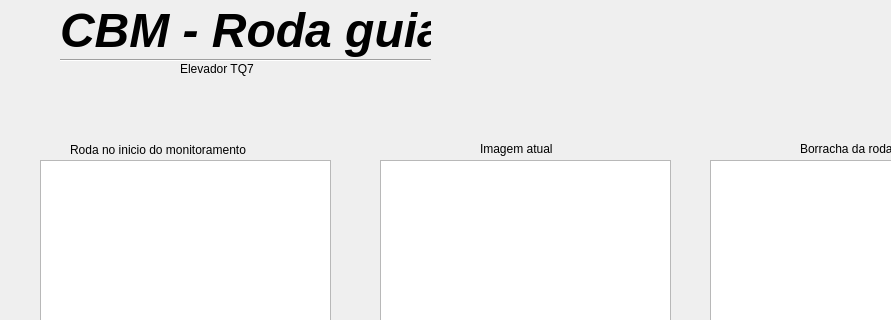
Qt form CBM-RodaGuia/mainwindow.ui (vittorfp/CBM-Roda-do-elevador) before a commit; both pictures show x 0 to 891 and y 0 to 320 of the 1367 by 830 pixel window.
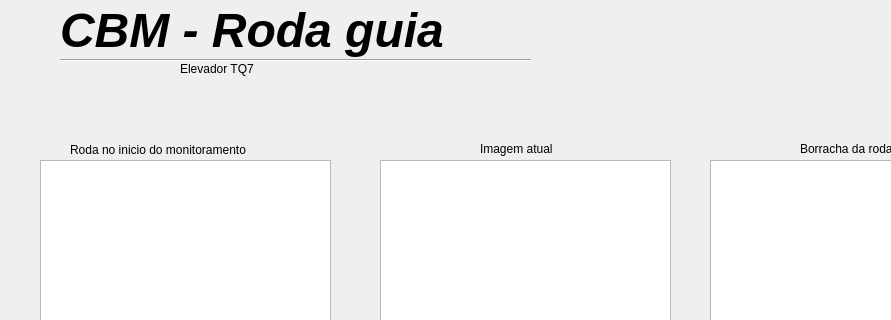
The same form after that commit.

Patch:
```diff
--- a/CBM-RodaGuia/mainwindow.ui
+++ b/CBM-RodaGuia/mainwindow.ui
@@ -25,7 +25,7 @@
      <rect>
       <x>60</x>
       <y>0</y>
-      <width>371</width>
+      <width>731</width>
       <height>61</height>
      </rect>
     </property>
@@ -59,7 +59,7 @@
      <rect>
       <x>60</x>
       <y>50</y>
-      <width>371</width>
+      <width>471</width>
       <height>20</height>
      </rect>
     </property>
```
